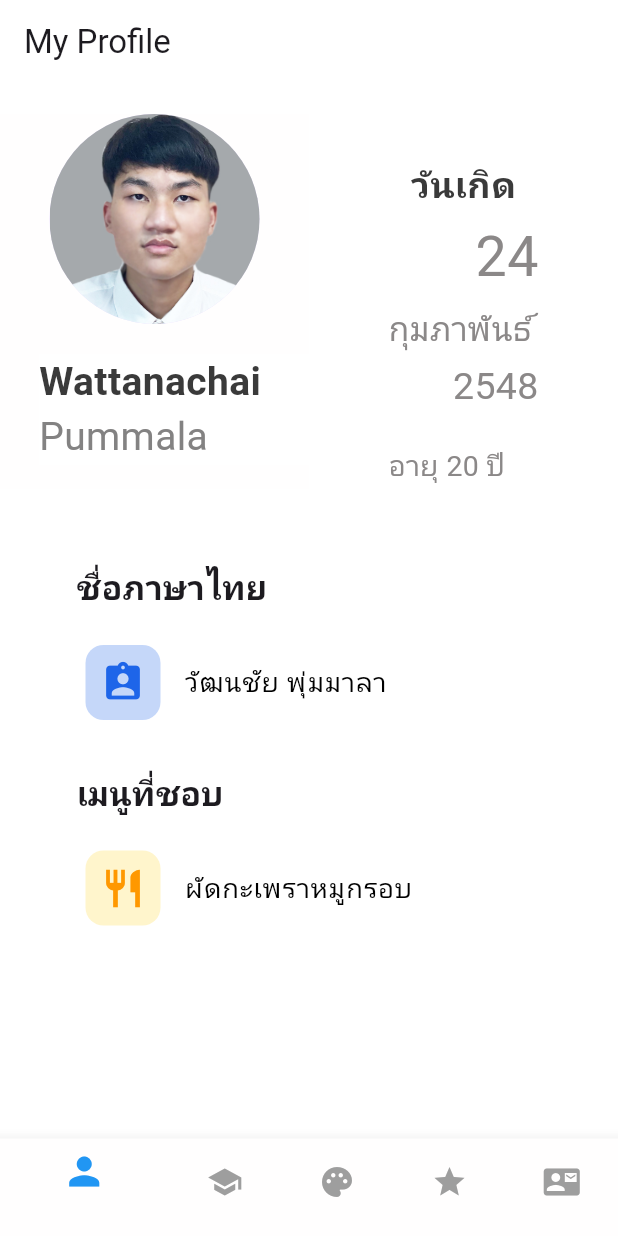
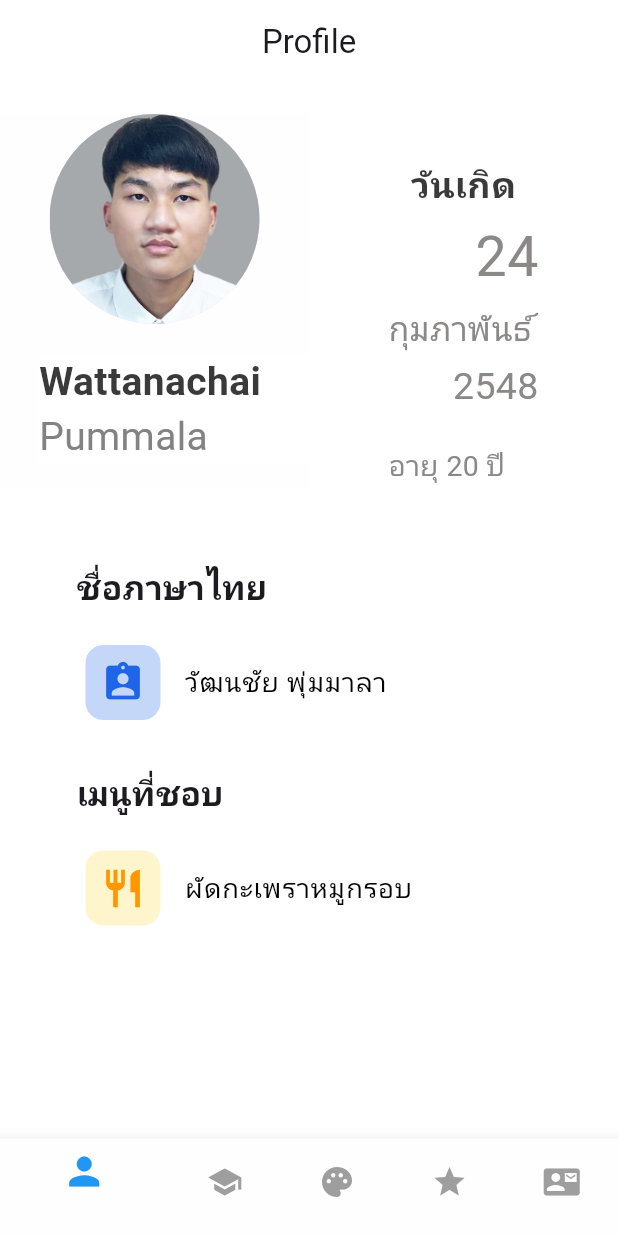
Before and after one commit to tonton-1/Personal-flutter, a Flutter app: the screen it shows after launch, on a phone screen of 412 x 824 dp. Run offline on Flutter 3.47's test engine with Material 3 defaults, Android fonts, the phone set to English and light mode, and no system bars; our stand-ins replace flutter_svg, google_fonts; missing offline and left inert: country_flags; Roboto replaces fonts that are missing (Prompt).

Commit message:
Update app bar title to center alignment for improved UI consistency

```diff
--- a/lib/main.dart
+++ b/lib/main.dart
@@ -35,7 +35,10 @@ class _MyAppState extends State<MyApp> {
   Widget build(BuildContext context) {
     return Scaffold(
       backgroundColor: Colors.white,
-      appBar: AppBar(title: Text('My Profile'), backgroundColor: Colors.white),
+      appBar: AppBar(
+        title: Center(child: Text('Profile')),
+        backgroundColor: Colors.white,
+      ),
       bottomNavigationBar: BottomNavigationBar(
         currentIndex: selectedIndex,
 
```
